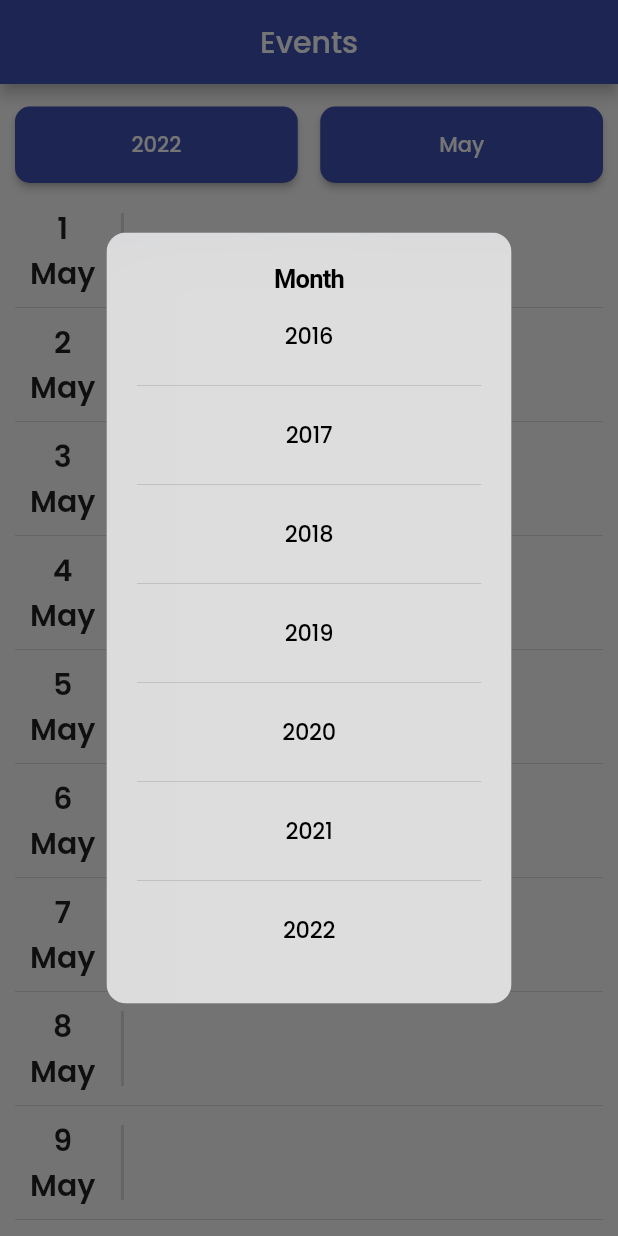
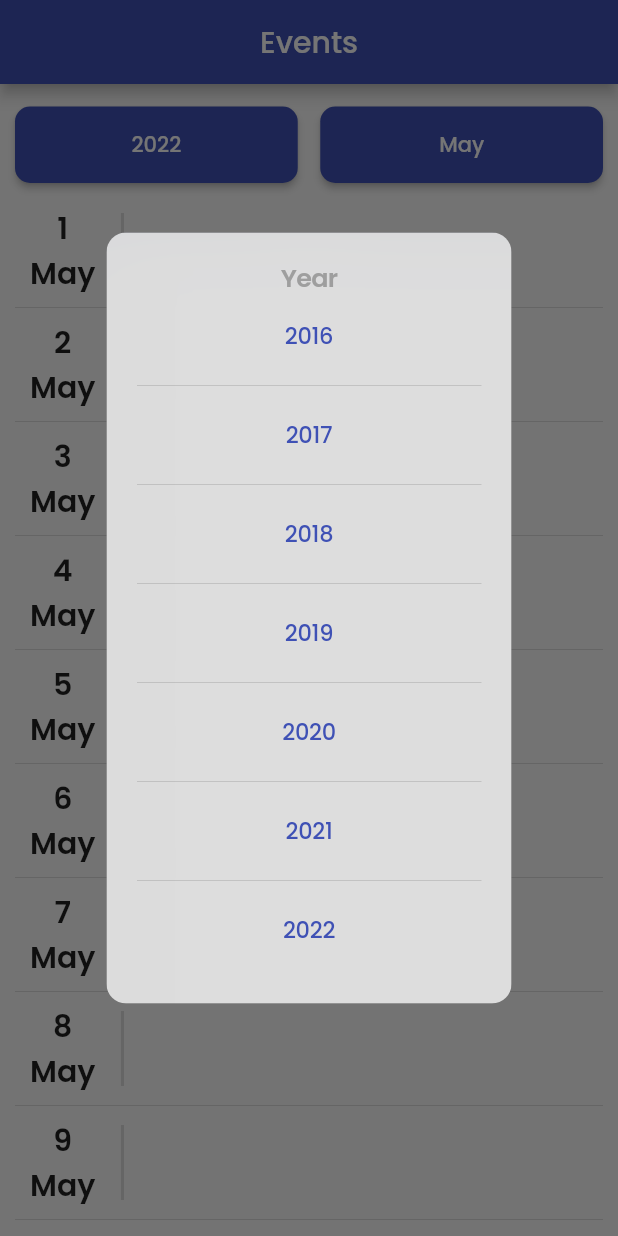
Before and after one commit to jaydip-kundaliya/machine_test, a Flutter app: the screen it shows after launch, after a tap on "2022", on a phone screen of 412 x 824 dp. Run offline on Flutter 3.47's test engine with Material 2 defaults, Android fonts, the phone set to English and light mode, and no system bars; our stand-ins replace get, get_it, google_fonts, mask_text_input_formatter, shared_preferences.

Commit message:
[FIX] hotfix: dialog_model

```diff
--- a/lib/ui/calendar/calendar_page.dart
+++ b/lib/ui/calendar/calendar_page.dart
@@ -62,6 +62,7 @@ class CalendarPage extends StatelessWidget {
     showDialog(
       context: context,
       builder: (context) => DialogModel(
+        title: 'Year',
         list: CalenderRepo().availableYears,
         onItemClick: (value) {
           calenderController.changeCurrentYear(value);
@@ -75,6 +76,7 @@ class CalendarPage extends StatelessWidget {
     showDialog(
       context: context,
       builder: (context) => DialogModel(
+        title: 'Year',
         list: CalenderRepo().months,
         onItemClick: (value) {
           calenderController
--- a/lib/ui/shared/dialog_model.dart
+++ b/lib/ui/shared/dialog_model.dart
@@ -1,21 +1,25 @@
 import 'package:flutter/cupertino.dart';
 import 'package:flutter/material.dart';
+import 'package:machine_test/utils/app_colors.dart';
 
 import '../../utils/app_text_style.dart';
 
 class DialogModel extends StatelessWidget {
-  final List<dynamic> list;
-  final Function(dynamic)? onItemClick;
   const DialogModel({
     Key? key,
+    required this.title,
     required this.list,
     this.onItemClick,
   }) : super(key: key);
 
+  final String title;
+  final List<dynamic> list;
+  final Function(dynamic)? onItemClick;
+
   @override
   Widget build(BuildContext context) {
     return CupertinoAlertDialog(
-      title: const Text('Month'),
+      title: Text(title, style: AppTextStyle.poppins(color: Colors.grey[500])),
       content: SizedBox(
         height: 450,
         child: ListView.separated(
@@ -30,12 +34,14 @@ class DialogModel extends StatelessWidget {
             child: Container(
               width: double.infinity,
               padding: const EdgeInsets.symmetric(vertical: 15.0),
-              child: Text(list[index].toString(),
-                  style: AppTextStyle.poppins(
-                    color: const Color(0xFF000000),
-                    fontSize: 15,
-                    fontWeight: FontWeight.w500,
-                  )),
+              child: Text(
+                list[index].toString(),
+                style: AppTextStyle.poppins(
+                  color: AppColors.primaryColor,
+                  fontSize: 15,
+                  fontWeight: FontWeight.w500,
+                ),
+              ),
             ),
           ),
           separatorBuilder: (BuildContext context, int index) =>
```
